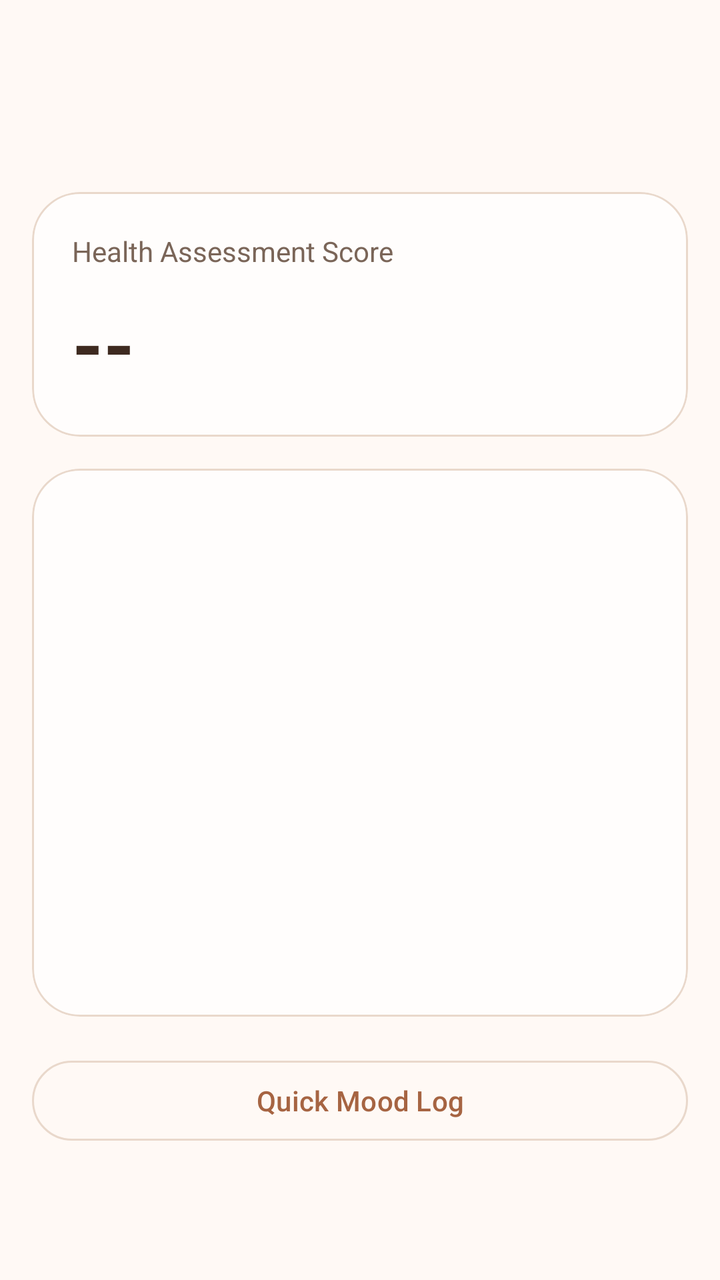
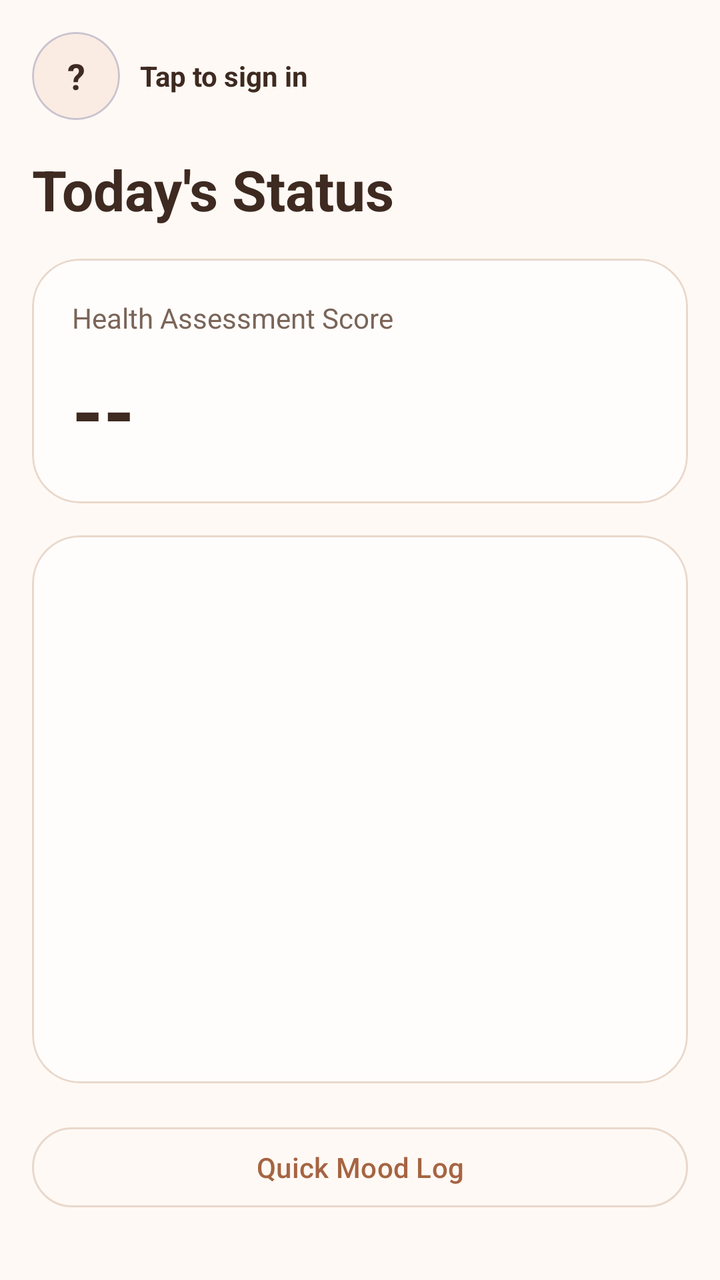

An Android layout rendered at two revisions. The XML below is the earlier revision; the diff shows what the commit changed to produce the second picture.
<!-- AndroidManifest.xml: application theme Theme.VitaSense -->
<!-- res/layout/fragment_dashboard.xml -->
<?xml version="1.0" encoding="utf-8"?>
<androidx.core.widget.NestedScrollView xmlns:android="http://schemas.android.com/apk/res/android"
    xmlns:app="http://schemas.android.com/apk/res-auto"
    android:layout_width="match_parent"
    android:layout_height="match_parent"
    android:background="?android:windowBackground">

    <LinearLayout
        android:layout_width="match_parent"
        android:layout_height="wrap_content"
        android:orientation="vertical"
        android:padding="16dp">

        <com.google.android.material.appbar.MaterialToolbar
            android:id="@+id/toolbar"
            android:layout_width="match_parent"
            android:layout_height="wrap_content"
            android:background="@android:color/transparent"
            android:title="@string/dashboard_title"
            android:titleTextColor="?android:attr/textColorPrimary" />

        <com.google.android.material.card.MaterialCardView
            android:layout_width="match_parent"
            android:layout_height="wrap_content"
            android:layout_marginTop="16dp"
            app:cardBackgroundColor="?attr/colorSurface"
            app:cardCornerRadius="24dp"
            app:strokeColor="?attr/colorOutline"
            app:strokeWidth="1dp">

            <LinearLayout
                android:layout_width="match_parent"
                android:layout_height="wrap_content"
                android:orientation="vertical"
                android:padding="20dp">

                <TextView
                    android:id="@+id/scoreLabelText"
                    android:layout_width="wrap_content"
                    android:layout_height="wrap_content"
                    android:text="@string/dashboard_score_label"
                    android:textColor="?android:attr/textColorSecondary" />

                <TextView
                    android:id="@+id/scoreValueText"
                    android:layout_width="wrap_content"
                    android:layout_height="wrap_content"
                    android:layout_marginTop="10dp"
                    android:text="--"
                    android:textColor="?android:attr/textColorPrimary"
                    android:textSize="40sp"
                    android:textStyle="bold" />
            </LinearLayout>
        </com.google.android.material.card.MaterialCardView>

        <com.google.android.material.card.MaterialCardView
            android:layout_width="match_parent"
            android:layout_height="wrap_content"
            android:layout_marginTop="16dp"
            app:cardBackgroundColor="?attr/colorSurface"
            app:cardCornerRadius="24dp"
            app:strokeColor="?attr/colorOutline"
            app:strokeWidth="1dp">

            <LinearLayout
                android:layout_width="match_parent"
                android:layout_height="wrap_content"
                android:orientation="vertical"
                android:padding="20dp">

                <androidx.viewpager2.widget.ViewPager2
                    android:id="@+id/trendPager"
                    android:layout_width="match_parent"
                    android:layout_height="220dp" />

                <LinearLayout
                    android:id="@+id/trendIndicatorContainer"
                    android:layout_width="wrap_content"
                    android:layout_height="wrap_content"
                    android:layout_gravity="center_horizontal"
                    android:layout_marginTop="14dp"
                    android:gravity="center"
                    android:orientation="horizontal" />
            </LinearLayout>
        </com.google.android.material.card.MaterialCardView>

        <com.google.android.material.button.MaterialButton
            android:id="@+id/quickMoodButton"
            style="?attr/materialButtonOutlinedStyle"
            android:layout_width="match_parent"
            android:layout_height="wrap_content"
            android:layout_marginTop="18dp"
            android:text="@string/dashboard_quick_mood" />
    </LinearLayout>

</androidx.core.widget.NestedScrollView>
<!-- resources referenced by this layout -->
<resources>
  <string name="dashboard_quick_mood">Quick Mood Log</string>
  <string name="dashboard_score_label">Health Assessment Score</string>
  <string name="dashboard_title">Today\'s Status</string>
  <style name="Theme.VitaSense" parent="Theme.VitaSense.Default" />
  <style name="Theme.VitaSense.Default" parent="Base.Theme.VitaSense">
          <item name="colorPrimary">@color/vs_primary_700</item>
          <item name="colorOnPrimary">@color/white</item>
          <item name="colorSecondary">@color/vs_primary_500</item>
          <item name="colorSurface">@color/vs_surface</item>
          <item name="android:windowBackground">@color/vs_background</item>
          <item name="colorOutline">@color/vs_border_soft</item>
          <item name="android:textColorPrimary">@color/vs_text_primary</item>
          <item name="android:textColorSecondary">@color/vs_text_secondary</item>
          <item name="vsColorPrimaryStrong">@color/vs_primary_900</item>
          <item name="vsColorPrimarySoft">@color/vs_primary_100</item>
          <item name="vsColorSecondaryAccent">@color/vs_primary_500</item>
          <item name="vsColorSurfaceAlt">@color/vs_surface_alt</item>
          <item name="vsColorWeekSignalTile">@color/vs_week_signal_tile</item>
          <item name="vsColorWeekSignalHrv">@color/vs_week_signal_hrv</item>
          <item name="vsColorWeekSignalHeartRate">@color/vs_week_signal_hr</item>
          <item name="vsColorWeekSignalSleep">@color/vs_week_signal_sleep</item>
          <item name="vsColorAlert">@color/vs_alert_red</item>
          <item name="vsColorTextTertiary">@color/vs_text_tertiary</item>
      </style>
  <style name="Base.Theme.VitaSense" parent="Theme.Material3.DayNight.NoActionBar">
          <item name="shapeAppearanceMediumComponent">@style/ShapeAppearance.VitaSense.Medium</item>
          <item name="shapeAppearanceLargeComponent">@style/ShapeAppearance.VitaSense.Large</item>
      </style>
  <color name="vs_primary_700">#A66442</color>
  <color name="white">#FFFFFFFF</color>
  <color name="vs_primary_500">#C98963</color>
  <color name="vs_surface">#FFFDFC</color>
  <color name="vs_background">#FFF9F5</color>
  <color name="vs_border_soft">#E9D8CB</color>
  <color name="vs_text_primary">#3E2A20</color>
  <color name="vs_text_secondary">#7A6558</color>
  <color name="vs_primary_900">#7A4B34</color>
  <color name="vs_primary_100">#FAECE2</color>
  <color name="vs_surface_alt">#F9F0E9</color>
  <color name="vs_week_signal_tile">#FAF6F1</color>
  <color name="vs_week_signal_hrv">#A66442</color>
  <color name="vs_week_signal_hr">#9E3E2A20</color>
  <color name="vs_week_signal_sleep">#C59A7F</color>
  <color name="vs_alert_red">#D45A4A</color>
  <color name="vs_text_tertiary">#AD998C</color>
  <style name="ShapeAppearance.VitaSense.Medium" parent="ShapeAppearance.Material3.MediumComponent">
          <item name="cornerSize">16dp</item>
      </style>
  <style name="ShapeAppearance.VitaSense.Large" parent="ShapeAppearance.Material3.LargeComponent">
          <item name="cornerSize">24dp</item>
      </style>
</resources>

<!-- the commit's change to res/layout/fragment_dashboard.xml (unified diff, before → after) -->
@@ -11,13 +11,48 @@
         android:orientation="vertical"
         android:padding="16dp">
 
-        <com.google.android.material.appbar.MaterialToolbar
-            android:id="@+id/toolbar"
-            android:layout_width="match_parent"
+        <LinearLayout
+            android:id="@+id/homeAuthEntry"
+            android:layout_width="wrap_content"
             android:layout_height="wrap_content"
-            android:background="@android:color/transparent"
-            android:title="@string/dashboard_title"
-            android:titleTextColor="?android:attr/textColorPrimary" />
+            android:gravity="center_vertical"
+            android:orientation="horizontal">
+
+            <com.google.android.material.card.MaterialCardView
+                android:layout_width="44dp"
+                android:layout_height="44dp"
+                app:cardBackgroundColor="?attr/vsColorPrimarySoft"
+                app:cardCornerRadius="22dp">
+
+                <TextView
+                    android:id="@+id/homeAuthAvatarText"
+                    android:layout_width="match_parent"
+                    android:layout_height="match_parent"
+                    android:gravity="center"
+                    android:text="?"
+                    android:textColor="?android:attr/textColorPrimary"
+                    android:textSize="18sp"
+                    android:textStyle="bold" />
+            </com.google.android.material.card.MaterialCardView>
+
+            <TextView
+                android:id="@+id/homeAuthStatusText"
+                android:layout_width="wrap_content"
+                android:layout_height="wrap_content"
+                android:layout_marginStart="10dp"
+                android:text="@string/home_auth_signed_out"
+                android:textColor="?android:attr/textColorPrimary"
+                android:textStyle="bold" />
+        </LinearLayout>
+
+        <TextView
+            android:layout_width="wrap_content"
+            android:layout_height="wrap_content"
+            android:layout_marginTop="16dp"
+            android:text="@string/dashboard_title"
+            android:textColor="?android:attr/textColorPrimary"
+            android:textSize="28sp"
+            android:textStyle="bold" />
 
         <com.google.android.material.card.MaterialCardView
             android:layout_width="match_parent"
<!-- resource entries referenced after the edit -->
@@ -3,6 +3,7 @@
   <string name="dashboard_quick_mood">Quick Mood Log</string>
   <string name="dashboard_score_label">Health Assessment Score</string>
   <string name="dashboard_title">Today\'s Status</string>
+  <string name="home_auth_signed_out">Tap to sign in</string>
   <style name="Theme.VitaSense" parent="Theme.VitaSense.Default" />
   <style name="Theme.VitaSense.Default" parent="Base.Theme.VitaSense">
           <item name="colorPrimary">@color/vs_primary_700</item>
